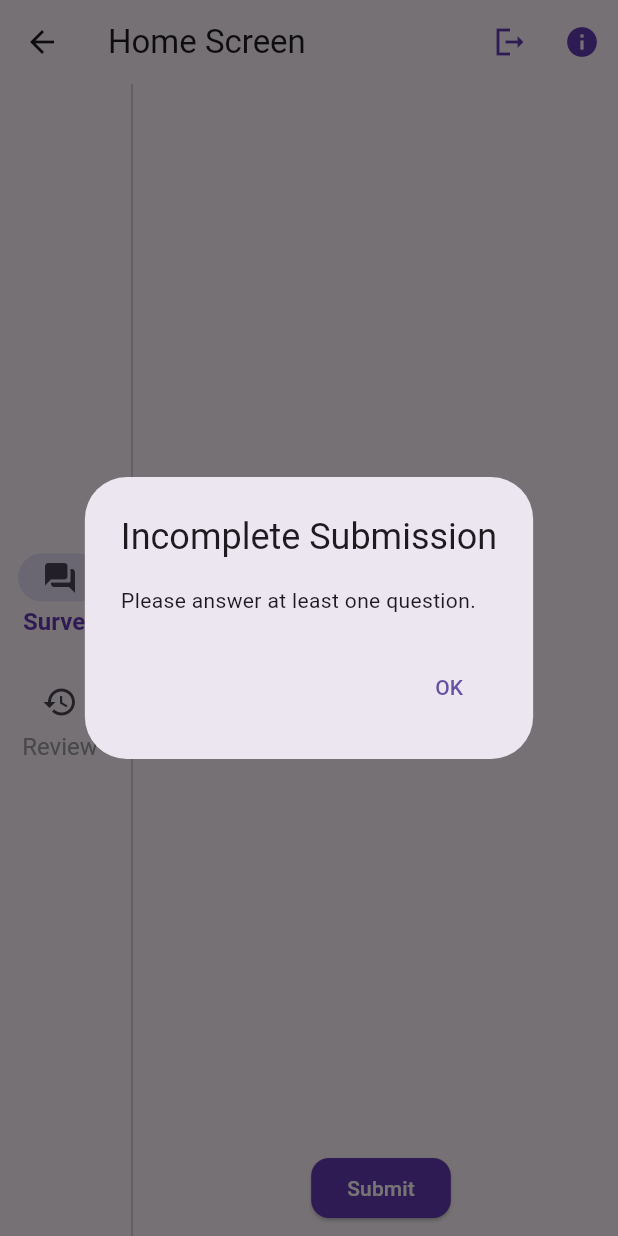
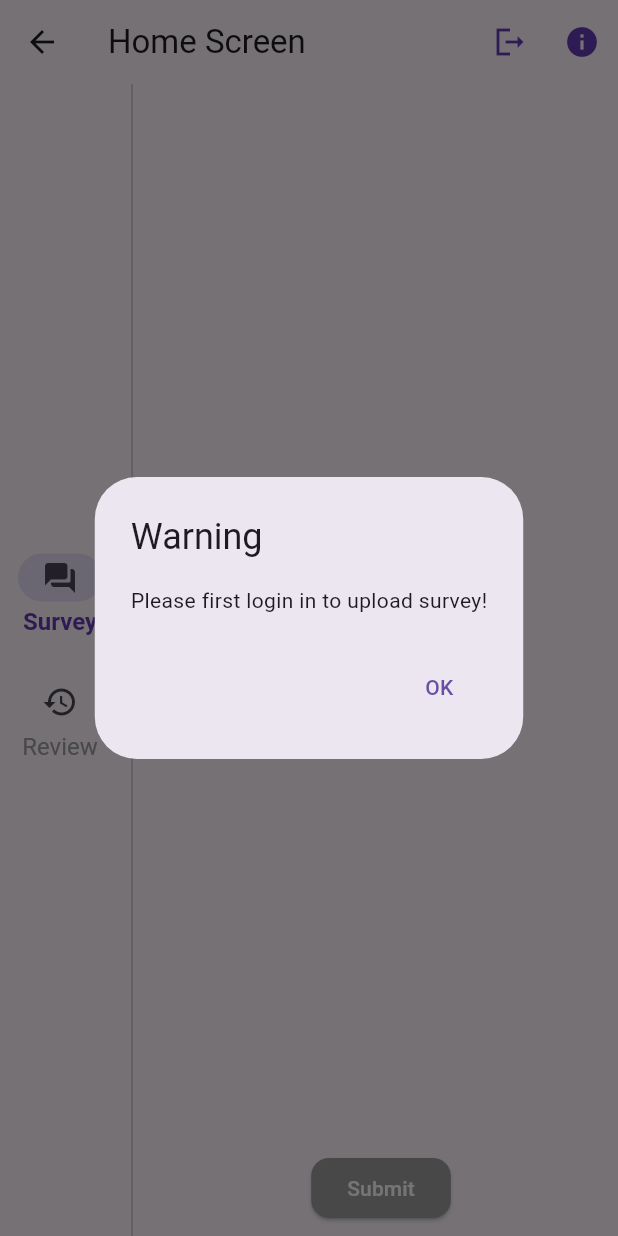
Before and after one commit to anusii/msfatigue, a Flutter app: the HomeScreen screen opened directly, after a tap on "Submit", on a phone screen of 412 x 824 dp. Run offline on Flutter 3.47's test engine with Material 3 defaults, Android fonts, the phone set to English and light mode, and no system bars; our stand-ins replace flutter_markdown, universal_io; missing offline and left inert: rdflib, solidpod, window_manager; statements that could not run were skipped.

Commit message:
enable continue

```diff
--- a/lib/constants/app.dart
+++ b/lib/constants/app.dart
@@ -14,3 +14,6 @@ const String suffixWebID = 'profile/card#me';
 /// Location of the stored survey data in solid.
 
 const solidSurveyDataLoc = 'msfatigue/data';
+
+/// Number of tabs in homepage.
+const numberTabs = 2;
--- a/lib/constants/colors.dart
+++ b/lib/constants/colors.dart
@@ -3,3 +3,5 @@ import 'package:flutter/material.dart';
 const iconColor = Colors.deepPurple;
 
 const textColor = Colors.white;
+
+const disabledColor = Colors.grey;
--- a/lib/features/survey/panel.dart
+++ b/lib/features/survey/panel.dart
@@ -10,7 +10,8 @@ import 'package:msfatigue/widgets/dialog/show_warning.dart';
 import 'package:msfatigue/widgets/question/radio_question.dart';
 
 class SurveyPanel extends StatefulWidget {
-  const SurveyPanel({super.key});
+  final String? webId;
+  const SurveyPanel({required this.webId, super.key});
 
   @override
   State<SurveyPanel> createState() => _SurveyPanelState();
@@ -97,6 +98,7 @@ class _SurveyPanelState extends State<SurveyPanel> {
             ),
             SubmitButton(
               buttonStr: 'Submit',
+              webId: widget.webId,
               onPressed: () async {
                 // Check if all items in qChosenList are null.
                 if (qChosenList.every((element) => element == null)) {
--- a/lib/home.dart
+++ b/lib/home.dart
@@ -2,26 +2,12 @@ import 'package:flutter/material.dart';
 
 import 'package:solidpod/solidpod.dart';
 
+import 'package:msfatigue/constants/app.dart';
 import 'package:msfatigue/constants/colors.dart';
 import 'package:msfatigue/features/review/panel.dart';
 import 'package:msfatigue/features/survey/panel.dart';
 import 'package:msfatigue/main.dart';
 import 'package:msfatigue/widgets/dialog/show_about.dart';
-
-// Define the [NavigationRail] tabs for the home page.
-
-final List<Map<String, dynamic>> homeTabs = [
-  {
-    'title': 'Survey',
-    'icon': Icons.question_answer_rounded,
-    'widget': const SurveyPanel(),
-  },
-  {
-    'title': 'Review',
-    'icon': Icons.history,
-    'widget': const ReviewPanel(),
-  },
-];
 
 class HomeScreen extends StatefulWidget {
   const HomeScreen({super.key});
@@ -33,18 +19,40 @@ class HomeScreen extends StatefulWidget {
 class _HomeScreenState extends State<HomeScreen>
     with SingleTickerProviderStateMixin {
   late TabController _tabController;
+  String? webId;
   @override
   void initState() {
     super.initState();
 
+    // Load the webId after the first frame.
+    WidgetsBinding.instance.addPostFrameCallback((_) async {
+      webId = await getWebId();
+    });
+
     // Create the [tabController] to manage what happens on leaving/entering
     // tabs.
 
-    _tabController = TabController(length: homeTabs.length, vsync: this);
+    _tabController = TabController(length: numberTabs, vsync: this);
   }
 
   @override
   Widget build(BuildContext context) {
+    // Define the [NavigationRail] tabs for the home page.
+
+    final List<Map<String, dynamic>> homeTabs = [
+      {
+        'title': 'Survey',
+        'icon': Icons.question_answer_rounded,
+        'widget': SurveyPanel(
+          webId: webId,
+        ),
+      },
+      {
+        'title': 'Review',
+        'icon': Icons.history,
+        'widget': const ReviewPanel(),
+      },
+    ];
     return Scaffold(
       appBar: AppBar(
         title: const Text('Home Screen'),
--- a/lib/widgets/button/submit_button.dart
+++ b/lib/widgets/button/submit_button.dart
@@ -1,15 +1,18 @@
 import 'package:flutter/material.dart';
 
 import 'package:msfatigue/constants/colors.dart';
+import 'package:msfatigue/widgets/dialog/show_warning.dart';
 
 class SubmitButton extends StatefulWidget {
   final VoidCallback onPressed;
   final String buttonStr;
+  final String? webId;
 
   const SubmitButton({
     super.key,
     required this.onPressed,
     required this.buttonStr,
+    required this.webId,
   });
 
   @override
@@ -23,15 +26,20 @@ class _SubmitButtonState extends State<SubmitButton> {
       padding: const EdgeInsets.only(bottom: 8.0),
       child: ElevatedButton(
         style: ElevatedButton.styleFrom(
-          backgroundColor: iconColor,
+          backgroundColor: widget.webId == null ? disabledColor : iconColor,
           foregroundColor: textColor,
           shape: RoundedRectangleBorder(
             borderRadius: BorderRadius.circular(12),
           ),
         ),
-        onPressed: () {
-          widget.onPressed();
-        },
+        onPressed: widget.webId == null
+            ? () {
+                showWarning('Warning',
+                    'Please first login in to upload survey!', context);
+              }
+            : () {
+                widget.onPressed();
+              },
         child: Text(
           widget.buttonStr,
         ),
```
